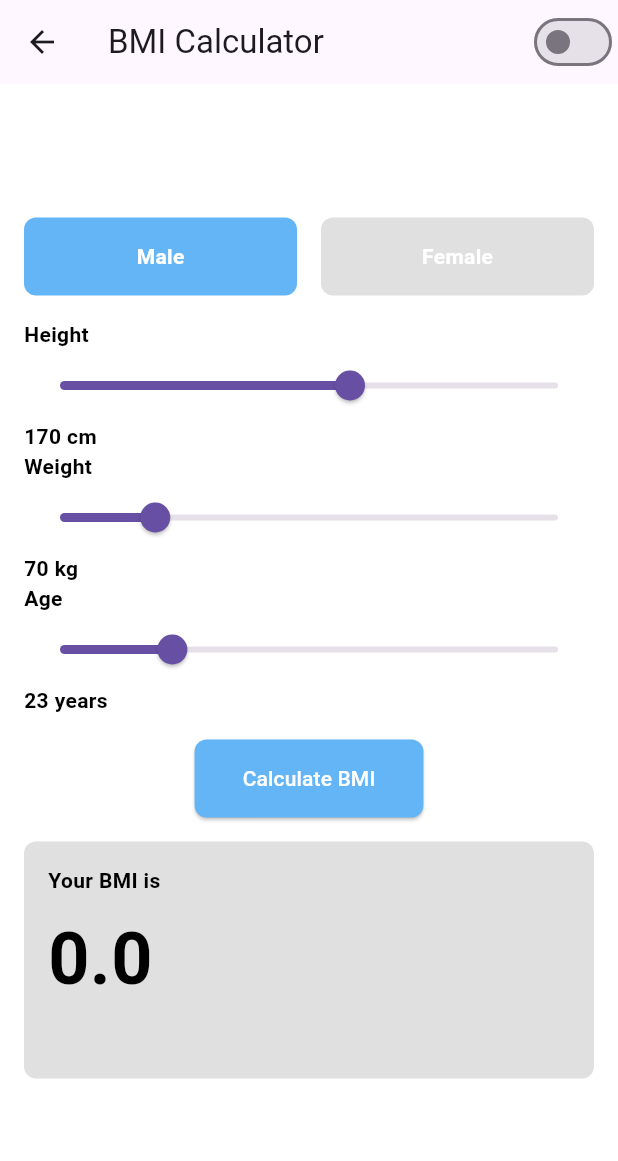
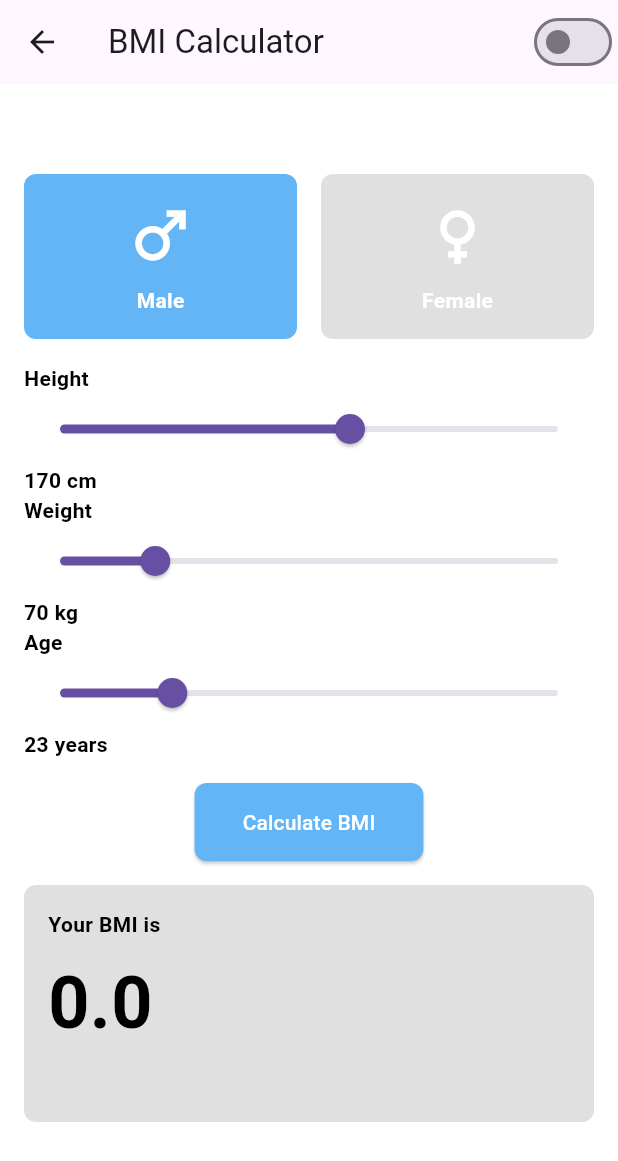
Before and after one commit to Ajikatab/UTS_pemob, a Flutter app: the BMICalculator screen opened directly, on a phone screen of 412 x 824 dp. Shown: the top 1161 px of the screen. Run offline on Flutter 3.47's test engine with Material 3 defaults, Android fonts, the phone set to English and light mode, and no system bars.

Commit message:
edit bmi

```diff
--- a/lib/screen/bmi_page.dart
+++ b/lib/screen/bmi_page.dart
@@ -59,11 +59,11 @@ class _BMICalculatorState extends State<BMICalculator> {
             Row(
               children: [
                 Expanded(
-                  child: _buildGenderButton('Male'),
+                  child: _buildGenderButton('Male', Icons.male),
                 ),
                 SizedBox(width: 16.0),
                 Expanded(
-                  child: _buildGenderButton('Female'),
+                  child: _buildGenderButton('Female', Icons.female),
                 ),
               ],
             ),
@@ -99,7 +99,7 @@ class _BMICalculatorState extends State<BMICalculator> {
     );
   }
 
-  Widget _buildGenderButton(String gender) {
+  Widget _buildGenderButton(String gender, IconData icon) {
     return GestureDetector(
       onTap: () {
         setState(() {
@@ -114,14 +114,23 @@ class _BMICalculatorState extends State<BMICalculator> {
               : (_isDarkMode ? Colors.grey.shade800 : Colors.grey.shade300),
           borderRadius: BorderRadius.circular(8.0),
         ),
-        child: Center(
-          child: Text(
-            gender,
-            style: TextStyle(
+        child: Column(
+          mainAxisSize: MainAxisSize.min,
+          children: [
+            Icon(
+              icon,
+              size: 50,
               color: Colors.white,
-              fontWeight: FontWeight.bold,
             ),
-          ),
+            SizedBox(height: 8),
+            Text(
+              gender,
+              style: TextStyle(
+                color: Colors.white,
+                fontWeight: FontWeight.bold,
+              ),
+            ),
+          ],
         ),
       ),
     );
```
